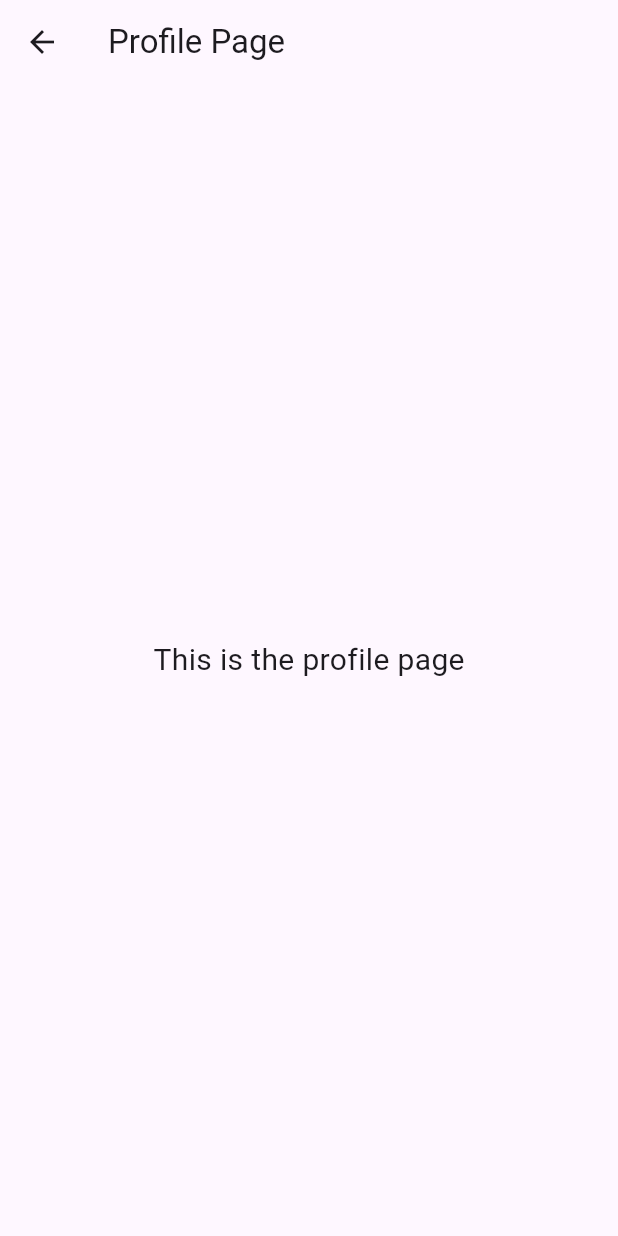
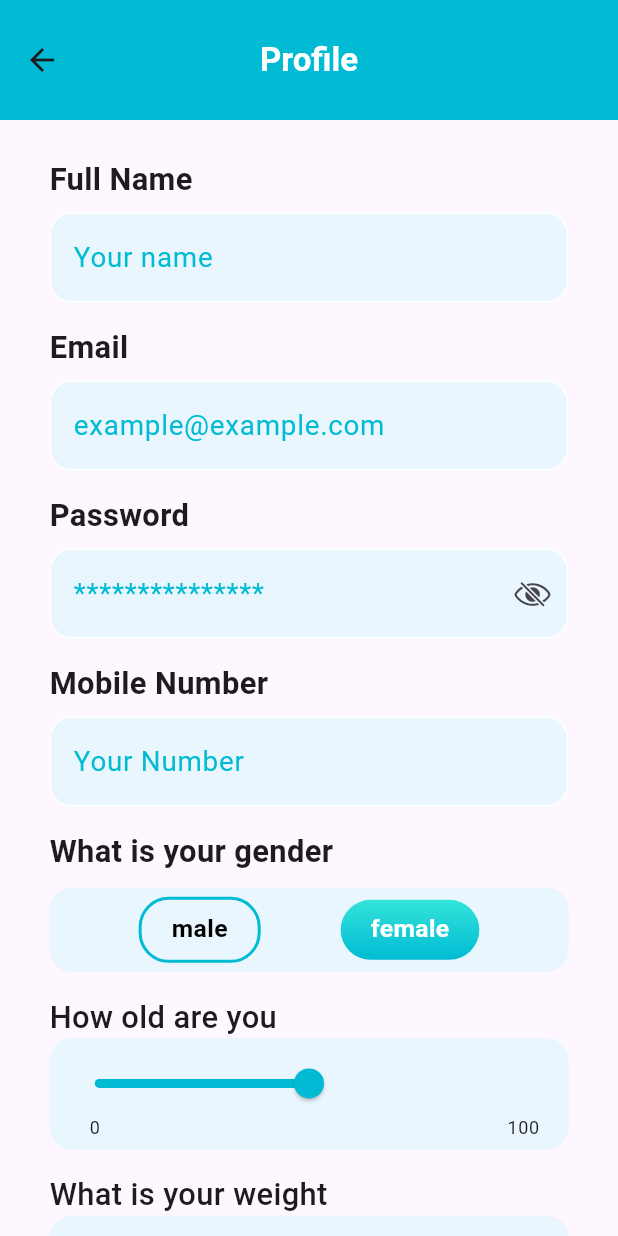
Before and after one commit to Universityprojects1/swe_medical, a Flutter app: the ProfilePage screen opened directly, on a phone screen of 412 x 824 dp. Run offline on Flutter 3.47's test engine with Material 3 defaults, Android fonts, the phone set to English and light mode, and no system bars; drawn by our look-alikes of syncfusion_flutter_sliders; our stand-ins replace bloc, cloud_firestore, dartz, device_preview, dio, dropdown_button2 and 17 more; missing offline and left inert: flutter_stripe, time_slot; accounts and stored records are empty; statements that could not run were skipped.

Commit message:
finish profile screen

```diff
--- a/lib/features/auth_feature/presentation/views/sign_in_page.dart
+++ b/lib/features/auth_feature/presentation/views/sign_in_page.dart
@@ -42,7 +42,8 @@ class _SignInPageState extends State<SignInPage> {
     return Scaffold(
       backgroundColor: Colors.white,
       appBar: buildAppBar("Log In"),
-      body: Padding(
+      body: SingleChildScrollView(
+        child: Padding(
           padding: EdgeInsets.symmetric(
               horizontal: MediaQuery.sizeOf(context).width * .08,
               vertical: MediaQuery.sizeOf(context).height * .03),
@@ -119,6 +120,7 @@ class _SignInPageState extends State<SignInPage> {
             ),
           ),
         ),
+      ),
     );
   }
 }
--- a/lib/features/home_layout_feature/presentation/manger/home_layout_cubit.dart
+++ b/lib/features/home_layout_feature/presentation/manger/home_layout_cubit.dart
@@ -6,7 +6,7 @@ import 'package:swe_medical/core/cache/hive/hive_manager.dart';
 import 'package:swe_medical/core/utils/Model/PatientModel.dart';
 
 import 'package:swe_medical/features/home_feature/presentation/doctor/pages/doctor_home_page.dart';
-import 'package:swe_medical/features/profile_feature/profile_page.dart';
+import 'package:swe_medical/features/profile_feature/presentation/views/profile_page.dart';
 import 'package:swe_medical/features/reminder_feature/reminder_page.dart';
 
 
--- /dev/null
+++ b/lib/features/profile_feature/presentation/views/profile_page.dart
@@ -0,0 +1,92 @@
+import 'package:flutter/material.dart';
+import 'package:gap/gap.dart';
+import 'package:swe_medical/features/auth_feature/presentation/views/widgets/app_bar.dart';
+import 'package:swe_medical/features/profile_feature/presentation/views/widgets/custom_edit_text_field.dart';
+import 'package:swe_medical/features/profile_feature/presentation/views/widgets/custom_save_button.dart';
+import 'package:swe_medical/features/profile_feature/presentation/views/widgets/edit_gender.dart';
+import 'package:swe_medical/features/profile_feature/presentation/views/widgets/edit_slider.dart';
+import 'package:swe_medical/features/profile_feature/presentation/views/widgets/edit_type_of_blood.dart';
+import '../../../../core/services/validation_service.dart';
+
+class ProfilePage extends StatefulWidget {
+  const ProfilePage({super.key});
+
+  @override
+  State<ProfilePage> createState() => _ProfilePageState();
+}
+
+class _ProfilePageState extends State<ProfilePage> {
+  @override
+  Widget build(BuildContext context) {
+    TextEditingController emailController = TextEditingController();
+    TextEditingController passwordController = TextEditingController();
+    TextEditingController nameController = TextEditingController();
+    TextEditingController numberController = TextEditingController();
+    final formKey = GlobalKey<FormState>();
+    return Scaffold(
+      appBar: buildAppBar("Profile"),
+      body: SingleChildScrollView(
+        child: Padding(
+          padding: EdgeInsets.symmetric(
+              horizontal: MediaQuery.sizeOf(context).width * .08,
+              vertical: MediaQuery.sizeOf(context).height * .03),
+          child: Form(
+            key: formKey,
+            child: Column(
+              crossAxisAlignment: CrossAxisAlignment.start,
+              children: [
+                CustomEditTextField(
+                  text: "Your name",
+                  title: "Full Name",
+                  controller: nameController,
+                ),
+                const Gap(15),
+                CustomEditTextField(
+                  text: "example@example.com",
+                  title: "Email",
+                  controller: emailController,
+                  validator: (p0) => ValidationService.validateEmail(p0),
+                ),
+                const Gap(15),
+                CustomEditTextField(
+                  text: "***************",
+                  title: "Password",
+                  isPassword: true,
+                  controller: passwordController,
+                ),
+                const Gap(15),
+                CustomEditTextField(
+                  controller: numberController,
+                  text: "Your Number",
+                  title: "Mobile Number",
+                ),
+                const Gap(15),
+                const EditGender(),
+                const Gap(15),
+                const EditSlider(
+                  title: "How old are you",
+                  maxInterval: 100,
+                ),
+                const Gap(15),
+                const EditSlider(
+                  title: "What is your weight",
+                ),
+                const Gap(15),
+                const EditSlider(
+                  title: "What is your height",
+                ),
+                const Gap(20),
+                const EditTypeOfBlood(),
+                const Gap(30),
+                Align(
+                  alignment: Alignment.center,
+                  child: CustomSaveButton(onTap: () {}, title: "Save"),
+                ),
+              ],
+            ),
+          ),
+        ),
+      ),
+    );
+  }
+}
--- /dev/null
+++ b/lib/features/profile_feature/presentation/views/widgets/custom_container.dart
@@ -0,0 +1,19 @@
+import 'package:flutter/material.dart';
+
+class CustomContainer extends StatelessWidget {
+  const CustomContainer({super.key, required this.widget});
+
+  final Widget widget;
+
+  @override
+  Widget build(BuildContext context) {
+    return Container(
+      width: double.infinity,
+      padding: EdgeInsets.all(MediaQuery.sizeOf(context).width * .015),
+      decoration: BoxDecoration(
+          color: const Color(0xffE9F6FE),
+          borderRadius: BorderRadius.circular(15)),
+      child: widget,
+    );
+  }
+}
--- /dev/null
+++ b/lib/features/profile_feature/presentation/views/widgets/custom_edit_text_field.dart
@@ -0,0 +1,85 @@
+import 'package:flutter/cupertino.dart';
+import 'package:flutter/material.dart';
+import 'package:swe_medical/core/utils/app_color.dart';
+
+import '../../../../../core/utils/app_style.dart';
+
+class CustomEditTextField extends StatefulWidget {
+  final String text;
+  final bool isPassword;
+  final String? Function(String?)? validator;
+  final TextEditingController? controller;
+  final String title;
+
+  const CustomEditTextField({
+    super.key,
+    required this.text,
+    this.isPassword = false,
+    this.validator,
+    this.controller,
+    required this.title,
+  });
+
+  @override
+  State<CustomEditTextField> createState() => _CustomTextFieldState();
+}
+
+class _CustomTextFieldState extends State<CustomEditTextField> {
+  bool _obscureText = true;
+
+  @override
+  Widget build(BuildContext context) {
+    return Column(
+      crossAxisAlignment: CrossAxisAlignment.start,
+      children: [
+        Text(
+          widget.title,
+          style:  TextStyle(
+            fontWeight: FontWeight.w600,
+            fontSize:AppStyle.responsiveFont(fontSize: 20, context: context),
+          ),
+        ),
+        const SizedBox(
+          height: 8,
+        ),
+        TextFormField(
+          obscureText: _obscureText && widget.isPassword,
+          validator: widget.validator,
+          controller: widget.controller,
+          decoration: InputDecoration(
+            filled: true,
+            fillColor: const Color(0xffE9F6FE),
+            hintText: widget.text,
+            hintStyle:   TextStyle(
+              color: AppColor.primaryColor,
+              fontSize: AppStyle.responsiveFont(fontSize: 18, context: context),
+            ),
+            border: const OutlineInputBorder(
+                borderRadius: BorderRadius.all(Radius.circular(15)),
+                borderSide: BorderSide(color:  Colors.white)),
+            errorBorder: const OutlineInputBorder(
+                borderRadius: BorderRadius.all(Radius.circular(15)),
+                borderSide: BorderSide(color: Colors.red)),
+            focusedBorder: const OutlineInputBorder(
+                borderRadius: BorderRadius.all(Radius.circular(15)),
+                borderSide: BorderSide(color: Colors.white)),
+            enabledBorder: const OutlineInputBorder(
+                borderRadius: BorderRadius.all(Radius.circular(15)),
+                borderSide: BorderSide(color: Colors.white)),
+            suffixIcon: widget.isPassword
+                ? IconButton(
+              onPressed: () {
+                _obscureText = !_obscureText;
+                setState(() {});
+              },
+              icon: Icon(_obscureText
+                  ? CupertinoIcons.eye_slash
+                  : CupertinoIcons.eye),
+            )
+                : null,
+          ),
+        ),
+      ],
+    );
+  }
+}
--- /dev/null
+++ b/lib/features/profile_feature/presentation/views/widgets/custom_save_button.dart
@@ -0,0 +1,35 @@
+import 'package:flutter/material.dart';
+import '../../../../../../core/utils/app_color.dart';
+import '../../../../../core/utils/app_style.dart';
+
+class CustomSaveButton extends StatelessWidget {
+  const CustomSaveButton({
+    super.key,
+    required this.title,
+    this.onTap,
+  });
+
+  final String title;
+  final void Function()? onTap;
+
+  @override
+  Widget build(BuildContext context) {
+    return InkWell(
+      onTap: onTap,
+      child: Container(
+          height: MediaQuery.sizeOf(context).height * .08,
+          decoration: const BoxDecoration(
+              borderRadius: BorderRadius.all(Radius.circular(32)),
+              color: AppColor.primaryColor),
+          child: Center(
+            child: Text(
+              title,
+              style:  TextStyle(
+                  fontSize: AppStyle.responsiveFont(fontSize: 24, context: context),
+                  color: Colors.white,
+                  fontWeight: FontWeight.w600),
+            ),
+          )),
+    );
+  }
+}
--- /dev/null
+++ b/lib/features/profile_feature/presentation/views/widgets/edit_gender.dart
@@ -0,0 +1,45 @@
+import 'package:flutter/material.dart';
+import 'package:swe_medical/features/profile_feature/presentation/views/widgets/custom_container.dart';
+
+import '../../../../../core/utils/app_style.dart';
+import '../../../../../core/utils/enums/gender_enum.dart';
+import '../../../../record_feature/widgets/gender_container_widget.dart';
+
+
+class EditGender extends StatelessWidget {
+  const EditGender({
+    super.key,
+  });
+
+  @override
+  Widget build(BuildContext context) {
+    return Column(
+      crossAxisAlignment: CrossAxisAlignment.start,
+      children: [
+        Text(
+          "What is your gender",
+          style: TextStyle(
+              fontSize: AppStyle.responsiveFont(fontSize: 20, context: context),
+              fontWeight: FontWeight.w600),
+        ),
+        const SizedBox(
+          height: 10,
+        ),
+         const CustomContainer(widget:  Row(
+           mainAxisAlignment: MainAxisAlignment.spaceEvenly,
+           children: [
+             GenderContainerWidget(
+               gender: Gender.male,
+               isSelected: false,
+             ),
+             GenderContainerWidget(
+               gender: Gender.female,
+               isSelected: true,
+             )
+           ],
+         ))
+
+      ],
+    );
+  }
+}
--- /dev/null
+++ b/lib/features/profile_feature/presentation/views/widgets/edit_slider.dart
@@ -0,0 +1,33 @@
+import 'package:flutter/material.dart';
+import 'package:swe_medical/features/profile_feature/presentation/views/widgets/custom_container.dart';
+import 'package:swe_medical/features/record_feature/widgets/slider_widget.dart';
+import '../../../../../core/utils/app_style.dart';
+
+
+
+class EditSlider extends StatelessWidget {
+  final String title;
+  final int maxInterval;
+  const EditSlider({super.key, required this.title, this.maxInterval = 200});
+
+  @override
+  Widget build(BuildContext context) {
+    return Column(
+      crossAxisAlignment: CrossAxisAlignment.start,
+      children: [
+        Text(
+          title,
+          style: TextStyle(
+              fontSize: AppStyle.responsiveFont(fontSize: 20, context: context),
+              fontWeight: FontWeight.w500),
+        ),
+        CustomContainer(
+          widget: SliderWidget(
+            currentValue: 50,
+            maxInterval: maxInterval,
+          ),
+        )
+      ],
+    );
+  }
+}
--- /dev/null
+++ b/lib/features/profile_feature/presentation/views/widgets/edit_type_of_blood.dart
@@ -0,0 +1,59 @@
+import 'package:flutter/material.dart';
+
+import '../../../../../core/utils/app_color.dart';
+import '../../../../../core/utils/app_style.dart';
+
+
+class EditTypeOfBlood extends StatefulWidget {
+  const EditTypeOfBlood({super.key});
+
+  @override
+  _EditTypeOfBloodState createState() =>
+      _EditTypeOfBloodState();
+}
+
+class _EditTypeOfBloodState extends State<EditTypeOfBlood> {
+  String? _selectedItem;
+  final List<String> _items = ['A', 'B', 'AB', 'O'];
+
+  @override
+  Widget build(BuildContext context) {
+    return Container(
+      decoration: BoxDecoration(
+        gradient: const LinearGradient(
+            begin: Alignment.topCenter,
+            end: Alignment.bottomCenter,
+            colors: [AppColor.whitePrimaryColor, AppColor.primaryColor]),
+        borderRadius: BorderRadius.circular(20), // Rounded corners
+      ),
+      child: DropdownButton<String>(
+        padding: const EdgeInsets.symmetric(horizontal: 20),
+        value: _selectedItem,
+        hint: Text('Select Item',
+            style: TextStyle(
+                fontSize:
+                AppStyle.responsiveFont(fontSize: 15, context: context),
+                color: AppColor.whiteColor,
+                fontWeight: FontWeight.w500)),
+        isExpanded: true,
+        dropdownColor: AppColor.primaryColor,
+        icon: const Icon(Icons.arrow_drop_down, color: AppColor.whiteColor),
+        style: TextStyle(
+            fontSize: AppStyle.responsiveFont(fontSize: 15, context: context),
+            color: AppColor.whiteColor,
+            fontWeight: FontWeight.w500),
+        items: _items.map((String item) {
+          return DropdownMenuItem<String>(
+            value: item,
+            child: Text(item),
+          );
+        }).toList(),
+        onChanged: (String? newValue) {
+          setState(() {
+            _selectedItem = newValue;
+          });
+        },
+      ),
+    );
+  }
+}
--- a/lib/features/profile_feature/profile_page.dart
+++ /dev/null
@@ -1,20 +0,0 @@
-import 'package:flutter/material.dart';
-
-class ProfilePage extends StatelessWidget {
-  const ProfilePage({super.key});
-
-  @override
-  Widget build(BuildContext context) {
-    return Scaffold(
-      appBar: AppBar(
-        title: const Text('Profile Page'),
-      ),
-      body: const Center(
-        child: Text(
-          'This is the profile page',
-          style: TextStyle(fontSize: 20),
-        ),
-      ),
-    );
-  }
-}
```
Lines whose indentation alone changed are shown as unchanged.
